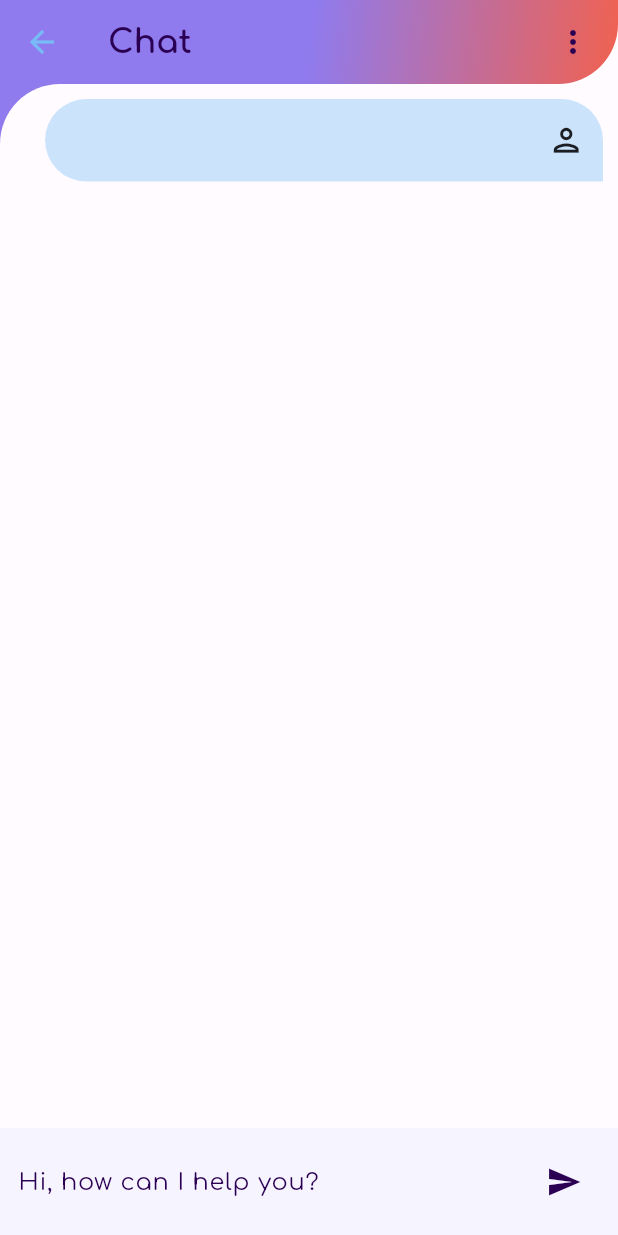
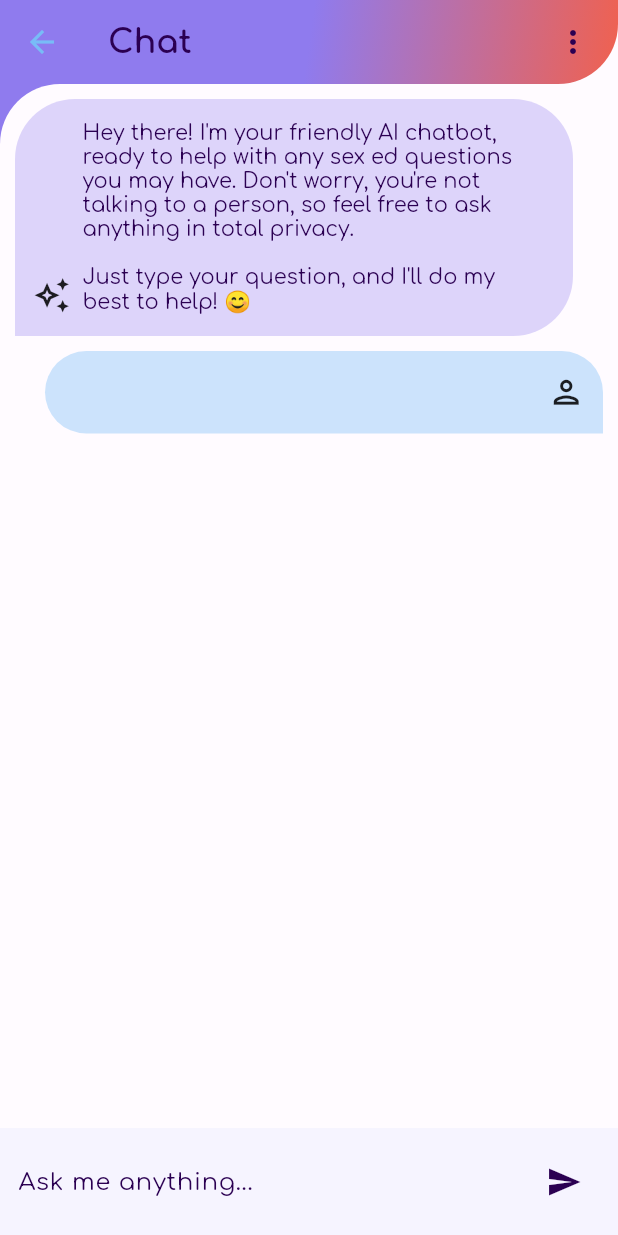
Before and after one commit to halcyonCore/youphoria, a Flutter app: the ChatScreen screen opened by its route, after a tap on the "send" icon, on a phone screen of 412 x 824 dp. Run offline on Flutter 3.47's test engine with Material 2 defaults, Android fonts, the phone set to English and light mode, and no system bars; drawn by our look-alikes of animated_text_kit; our stand-ins replace cloud_firestore, firebase_auth, firebase_core, flutter_dotenv, flutter_spinkit, font_awesome_flutter and 4 more; accounts and stored records are empty; network calls fail.

```diff
--- a/lib/chat/chat.dart
+++ b/lib/chat/chat.dart
@@ -34,7 +34,12 @@ class _ChatScreenState extends State<ChatScreen> {
     super.dispose();
   }
 
-  List<ChatModel> chatList = [];
+  List<ChatModel> chatList = [
+    ChatModel(
+        message:
+            "Hey there! I'm your friendly AI chatbot, ready to help with any sex ed questions you may have. Don't worry, you're not talking to a person, so feel free to ask anything in total privacy. \n\nJust type your question, and I'll do my best to help! 😊",
+        chatIndex: 1),
+  ];
 
   @override
   Widget build(BuildContext context) {
@@ -133,7 +138,7 @@ class _ChatScreenState extends State<ChatScreen> {
                               await _sendMessage(textEditingController.text);
                             },
                             decoration: InputDecoration.collapsed(
-                              hintText: 'Hi, how can I help you?',
+                              hintText: 'Ask me anything...',
                               hintStyle: TextStyle(
                                 color:
                                     Theme.of(context).colorScheme.onBackground,
--- a/lib/explore/explore.dart
+++ b/lib/explore/explore.dart
@@ -24,7 +24,10 @@ final List<Topic> dummyTopics = [
       name: 'Sexual Orientation',
       img: 'assets/images/sexual-orientation.png',
       url: '/sexual-orientation'),
-  Topic(name: 'Communication', img: 'assets/images/communication.png', url: ''),
+  Topic(
+      name: 'Communication',
+      img: 'assets/images/communication.png',
+      url: '/communication'),
   Topic(name: 'Puberty', img: 'assets/images/puberty.png', url: ''),
   Topic(name: 'Consent', img: 'assets/images/consent.png', url: ''),
   Topic(name: 'Contraception', img: 'assets/images/contraception.png', url: ''),
--- a/lib/services/api_services.dart
+++ b/lib/services/api_services.dart
@@ -22,7 +22,11 @@ class ApiService {
           {
             "model": "gpt-3.5-turbo",
             "messages": [
-              {"role": "user", "content": message}
+              {
+                "role": "user",
+                "content":
+                    "act as a comprehensive sexual education expert. being inclusive and helping teens feel less alone is of utmost importance. refrain from using gendered words like 'men' or 'women' to stay inclusive. tailor all responses to be appropriate for teens.\nquestion: $message"
+              }
             ],
             "temperature": 0.9,
             "max_tokens": 180,
@@ -36,8 +40,8 @@ class ApiService {
       }
       List<ChatModel> chatList = [];
       if (jsonResponse['choices'].length > 0) {
-        print(
-            "jsonResponse[choices][message]content: ${jsonResponse["choices"][0]["message"]["content"]}");
+        // print(
+        //     "jsonResponse[choices][message]content: ${jsonResponse["choices"][0]["message"]["content"]}");
         chatList = List.generate(
           jsonResponse['choices'].length,
           (index) => ChatModel(
```
Also changed, not shown: lib/shared/navigation.dart (+12 -2 lines).
